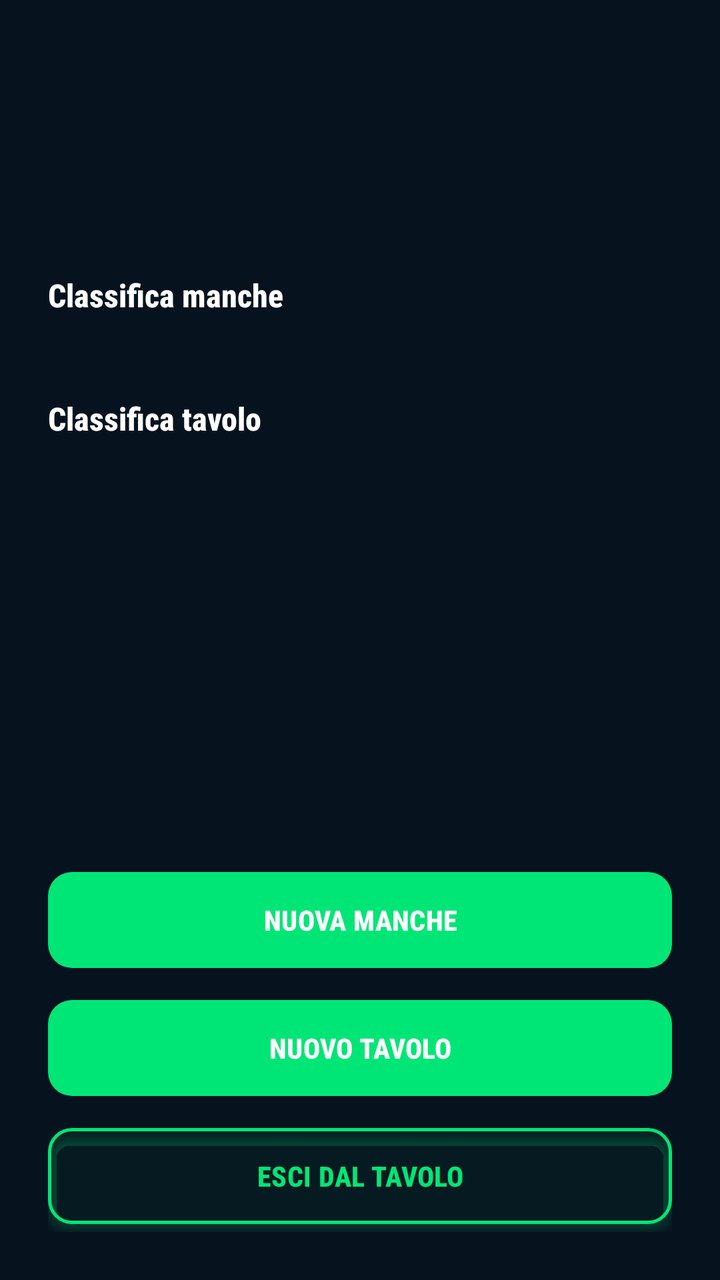
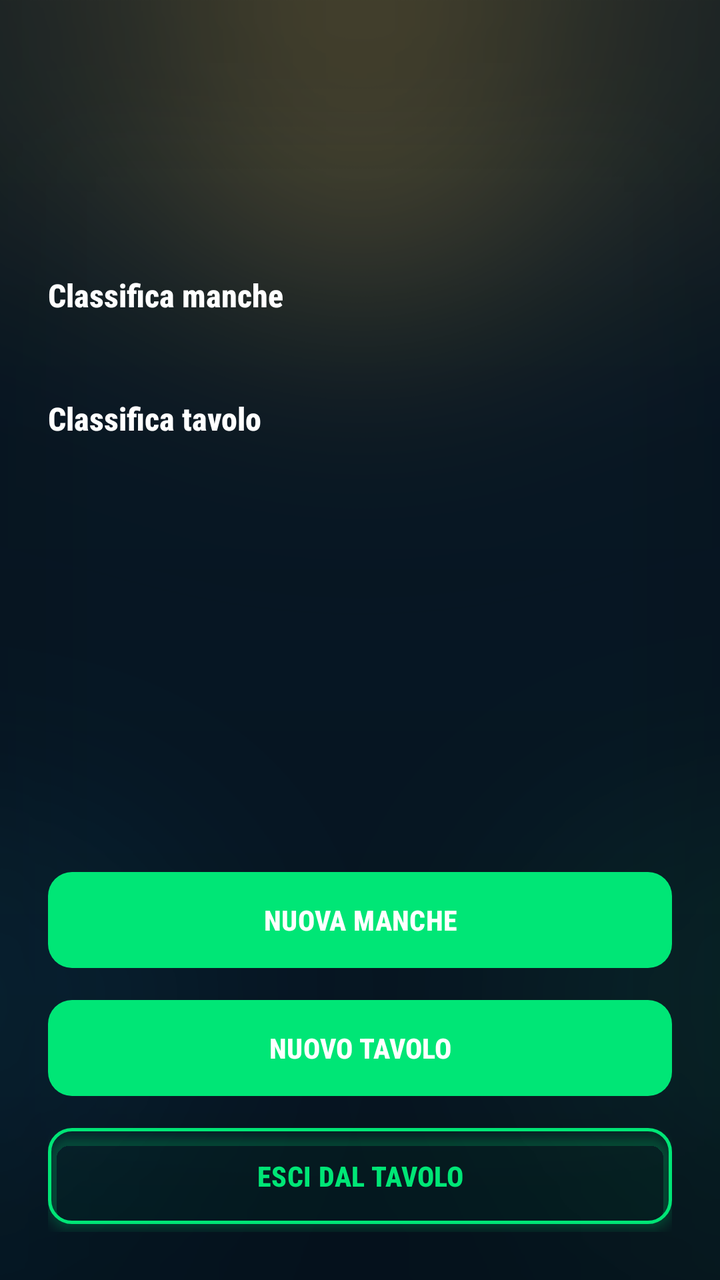

Two renders of the same Android screen: before a commit and after it. Below are the layout's source before the change and the commit's diff.
<!-- AndroidManifest.xml: application theme Theme.GiocoDel15 -->
<!-- res/layout/activity_result.xml -->
<?xml version="1.0" encoding="utf-8"?>
<androidx.constraintlayout.widget.ConstraintLayout xmlns:android="http://schemas.android.com/apk/res/android"
    xmlns:app="http://schemas.android.com/apk/res-auto"
    android:layout_width="match_parent"
    android:layout_height="match_parent"
    android:background="@color/game_background"
    android:padding="@dimen/space_lg">

    <TextView
        android:id="@+id/winnerTitle"
        android:layout_width="0dp"
        android:layout_height="wrap_content"
        android:gravity="center"
        android:textColor="@color/game_text_primary"
        android:textSize="@dimen/title_size"
        android:textStyle="bold"
        app:layout_constraintEnd_toEndOf="parent"
        app:layout_constraintStart_toStartOf="parent"
        app:layout_constraintTop_toTopOf="parent" />

    <TextView
        android:id="@+id/winnerTime"
        android:layout_width="0dp"
        android:layout_height="wrap_content"
        android:layout_marginTop="@dimen/space_sm"
        android:gravity="center"
        android:textColor="@color/game_primary"
        android:textSize="@dimen/title_size"
        android:textStyle="bold"
        app:layout_constraintEnd_toEndOf="parent"
        app:layout_constraintStart_toStartOf="parent"
        app:layout_constraintTop_toBottomOf="@id/winnerTitle" />

    <ScrollView
        android:id="@+id/rankingScroll"
        android:layout_width="0dp"
        android:layout_height="0dp"
        android:layout_marginTop="@dimen/space_lg"
        app:layout_constraintBottom_toTopOf="@id/actionContainer"
        app:layout_constraintEnd_toEndOf="parent"
        app:layout_constraintStart_toStartOf="parent"
        app:layout_constraintTop_toBottomOf="@id/winnerTime">

        <LinearLayout
            android:layout_width="match_parent"
            android:layout_height="wrap_content"
            android:orientation="vertical">

            <TextView
                android:layout_width="match_parent"
                android:layout_height="wrap_content"
                android:text="@string/result_round_ranking"
                android:textColor="@color/game_text_primary"
                android:textSize="@dimen/body_size"
                android:textStyle="bold" />

            <LinearLayout
                android:id="@+id/rankingContainer"
                android:layout_width="match_parent"
                android:layout_height="wrap_content"
                android:layout_marginTop="@dimen/space_sm"
                android:orientation="vertical" />

            <TextView
                android:layout_width="match_parent"
                android:layout_height="wrap_content"
                android:layout_marginTop="@dimen/space_xl"
                android:text="@string/result_table_ranking"
                android:textColor="@color/game_text_primary"
                android:textSize="@dimen/body_size"
                android:textStyle="bold" />

            <LinearLayout
                android:id="@+id/tableRankingContainer"
                android:layout_width="match_parent"
                android:layout_height="wrap_content"
                android:layout_marginTop="@dimen/space_sm"
                android:orientation="vertical" />

            <TextView
                android:id="@+id/tableStatus"
                android:layout_width="match_parent"
                android:layout_height="wrap_content"
                android:layout_marginTop="@dimen/space_lg"
                android:gravity="center"
                android:textColor="@color/game_text_secondary"
                android:textSize="@dimen/body_size" />
        </LinearLayout>
    </ScrollView>

    <LinearLayout
        android:id="@+id/actionContainer"
        android:layout_width="0dp"
        android:layout_height="wrap_content"
        android:orientation="vertical"
        app:layout_constraintBottom_toBottomOf="parent"
        app:layout_constraintEnd_toEndOf="parent"
        app:layout_constraintStart_toStartOf="parent">

        <com.google.android.material.button.MaterialButton
            android:id="@+id/newRoundButton"
            style="@style/Widget.GiocoDel15.PrimaryButton"
            android:layout_width="match_parent"
            android:layout_height="wrap_content"
            android:text="@string/result_new_round"
            app:backgroundTint="@color/game_primary" />

        <com.google.android.material.button.MaterialButton
            android:id="@+id/newTableButton"
            style="@style/Widget.GiocoDel15.PrimaryButton"
            android:layout_width="match_parent"
            android:layout_height="wrap_content"
            android:layout_marginTop="@dimen/space_sm"
            android:text="@string/result_new_table"
            app:backgroundTint="@color/game_primary" />

        <com.google.android.material.button.MaterialButton
            android:id="@+id/closeButton"
            style="@style/Widget.GiocoDel15.OutlineButton"
            android:layout_width="match_parent"
            android:layout_height="wrap_content"
            android:layout_marginTop="@dimen/space_sm"
            android:text="@string/result_close" />
    </LinearLayout>

</androidx.constraintlayout.widget.ConstraintLayout>
<!-- resources referenced by this layout -->
<resources>
  <color name="game_background">@color/game_bg_primary</color>
  <color name="game_primary">@color/game_green</color>
  <color name="game_text_primary">#FFFFFF</color>
  <color name="game_text_secondary">#A9B6C9</color>
  <dimen name="body_size">16sp</dimen>
  <dimen name="space_lg">24dp</dimen>
  <dimen name="space_sm">8dp</dimen>
  <dimen name="space_xl">32dp</dimen>
  <dimen name="title_size">30sp</dimen>
  <string name="result_close">ESCI DAL TAVOLO</string>
  <string name="result_new_round">NUOVA MANCHE</string>
  <string name="result_new_table">NUOVO TAVOLO</string>
  <string name="result_round_ranking">Classifica manche</string>
  <string name="result_table_ranking">Classifica tavolo</string>
  <style name="Widget.GiocoDel15.OutlineButton" parent="Widget.Material3.Button.OutlinedButton">
          <item name="android:minHeight">@dimen/button_height</item>
          <item name="cornerRadius">@dimen/radius_md</item>
          <item name="android:textStyle">bold</item>
          <item name="android:textAllCaps">false</item>
          <item name="strokeColor">@color/game_primary</item>
          <item name="strokeWidth">@dimen/outline_stroke_width</item>
          <item name="android:textColor">@color/game_primary</item>
          <item name="android:elevation">@dimen/button_outline_elevation</item>
          <item name="android:outlineAmbientShadowColor">@color/game_primary</item>
          <item name="android:outlineSpotShadowColor">@color/game_primary</item>
      </style>
  <style name="Widget.GiocoDel15.PrimaryButton" parent="Widget.Material3.Button">
          <item name="android:minHeight">@dimen/button_height</item>
          <item name="cornerRadius">@dimen/radius_md</item>
          <item name="android:textStyle">bold</item>
          <item name="android:textAllCaps">false</item>
          <item name="android:elevation">@dimen/button_elevation</item>
          <item name="android:outlineAmbientShadowColor">@color/game_primary</item>
          <item name="android:outlineSpotShadowColor">@color/game_primary</item>
      </style>
  <style name="Theme.GiocoDel15" parent="Theme.Material3.DayNight.NoActionBar">
          <item name="android:fontFamily">sans-serif-condensed-medium</item>
          <item name="android:colorAccent">@color/game_secondary</item>
          <item name="android:navigationBarColor">@color/game_background</item>
          <item name="android:statusBarColor">@color/game_background</item>
          <item name="android:windowLightStatusBar">false</item>
          <item name="colorPrimary">@color/game_primary</item>
          <item name="colorSecondary">@color/game_secondary</item>
      </style>
  <color name="game_bg_primary">#06131F</color>
  <color name="game_green">#00E676</color>
  <dimen name="button_height">56dp</dimen>
  <dimen name="radius_md">12dp</dimen>
  <dimen name="outline_stroke_width">1.5dp</dimen>
  <dimen name="button_outline_elevation">3dp</dimen>
  <dimen name="button_elevation">6dp</dimen>
  <color name="game_secondary">@color/game_cyan</color>
  <color name="game_cyan">#00BFFF</color>
</resources>

<!-- the commit's change to res/layout/activity_result.xml (unified diff, before → after) -->
@@ -3,7 +3,7 @@
     xmlns:app="http://schemas.android.com/apk/res-auto"
     android:layout_width="match_parent"
     android:layout_height="match_parent"
-    android:background="@color/game_background"
+    android:background="@drawable/bg_result_activity"
     android:padding="@dimen/space_lg">
 
     <TextView
<!-- resource entries referenced after the edit -->
@@ -1,6 +1,5 @@
 <!-- resources referenced by this layout -->
 <resources>
-  <color name="game_background">@color/game_bg_primary</color>
   <color name="game_primary">@color/game_green</color>
   <color name="game_text_primary">#FFFFFF</color>
   <color name="game_text_secondary">#A9B6C9</color>
@@ -9,6 +8,7 @@
   <dimen name="space_sm">8dp</dimen>
   <dimen name="space_xl">32dp</dimen>
   <dimen name="title_size">30sp</dimen>
+  <!-- drawable bg_result_activity: png bitmap (drawable-land-nodpi, 118724 bytes) -->
   <string name="result_close">ESCI DAL TAVOLO</string>
   <string name="result_new_round">NUOVA MANCHE</string>
   <string name="result_new_table">NUOVO TAVOLO</string>
@@ -38,13 +38,13 @@
   <style name="Theme.GiocoDel15" parent="Theme.Material3.DayNight.NoActionBar">
           <item name="android:fontFamily">sans-serif-condensed-medium</item>
           <item name="android:colorAccent">@color/game_secondary</item>
-          <item name="android:navigationBarColor">@color/game_background</item>
-          <item name="android:statusBarColor">@color/game_background</item>
+          <item name="android:navigationBarColor">@android:color/transparent</item>
+          <item name="android:statusBarColor">@android:color/transparent</item>
           <item name="android:windowLightStatusBar">false</item>
+          <item name="android:windowLightNavigationBar" tools:targetApi="27">false</item>
           <item name="colorPrimary">@color/game_primary</item>
           <item name="colorSecondary">@color/game_secondary</item>
       </style>
-  <color name="game_bg_primary">#06131F</color>
   <color name="game_green">#00E676</color>
   <dimen name="button_height">56dp</dimen>
   <dimen name="radius_md">12dp</dimen>
